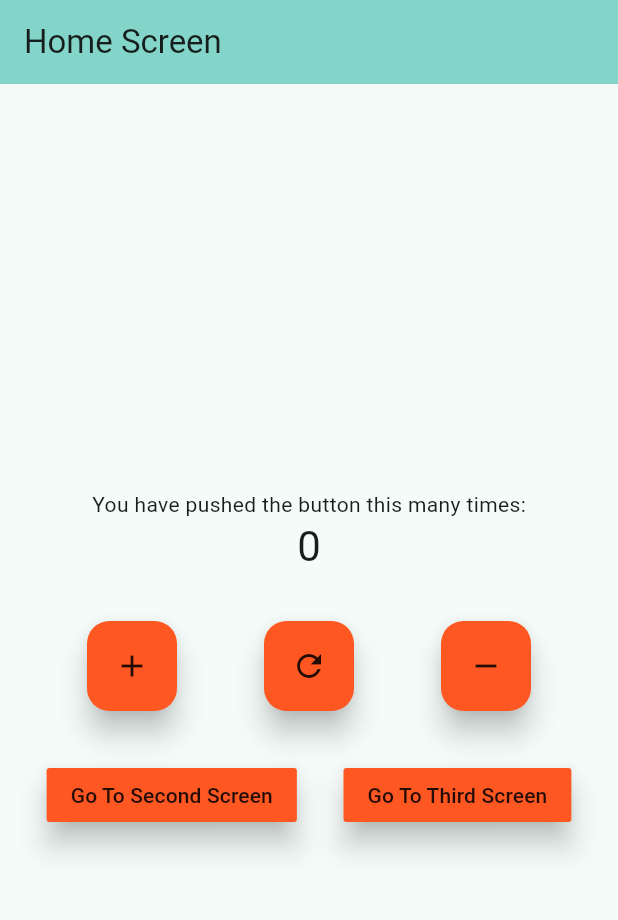
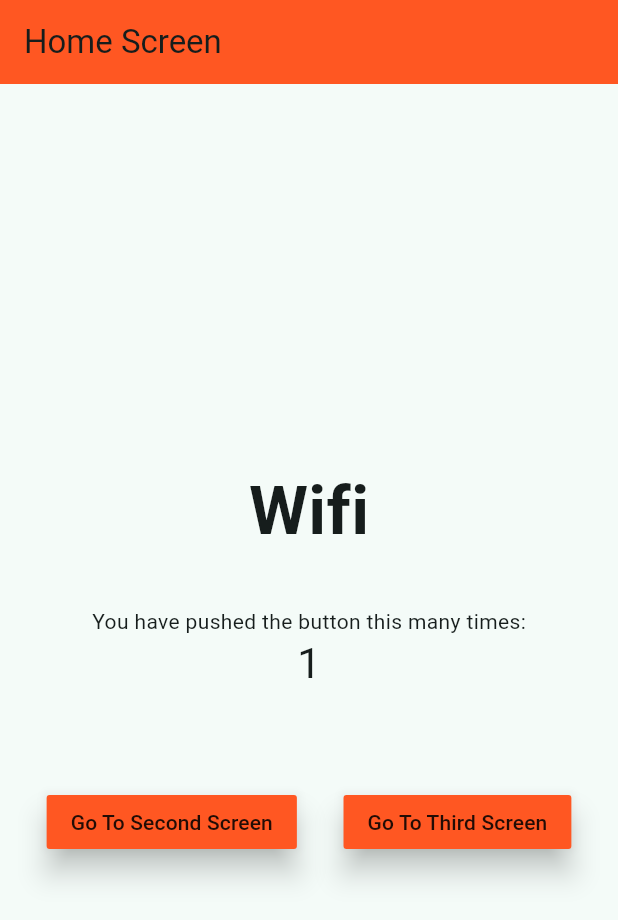
Before and after one commit to Kunjshingala/Flutter-Counter-BloC, a Flutter app: the screen it shows after launch, on a phone screen of 412 x 824 dp. Shown: the top 920 px of the screen. Run offline on Flutter 3.47's test engine with Material 3 defaults, Android fonts, the phone set to English and light mode, and no system bars; our stand-ins replace bloc, connectivity_plus, flutter_bloc.

Commit message:
Add connectivity_plus package and complete communication between bloc using streamSubscription.

```diff
--- /dev/null
+++ b/lib/constants/enum.dart
@@ -0,0 +1 @@
+enum ConnectionType { wifi, mobile, none }
--- a/lib/logic/cubit/counter_cubit.dart
+++ b/lib/logic/cubit/counter_cubit.dart
@@ -1,10 +1,37 @@
+import 'dart:async';
+
 import 'package:bloc/bloc.dart';
+
+import '../../constants/enum.dart';
+import 'internet_cubit.dart';
 
 part 'counter_state.dart';
 
 class CounterCubit extends Cubit<CounterState> {
+  final InternetCubit internetCubit;
+  late StreamSubscription internetStreamSubscription;
+
   // Constructor
-  CounterCubit() : super(CounterState(counterValue: 0));
+  CounterCubit({required this.internetCubit})
+      : super(CounterState(counterValue: 0)) {
+    monitorInternetCubit();
+  }
+
+  StreamSubscription<InternetState> monitorInternetCubit() {
+    return internetStreamSubscription = internetCubit.stream.listen(
+      (internetState) {
+        if (internetState is InternetConnected &&
+            internetState.connectionType == ConnectionType.wifi) {
+          increment();
+        } else if (internetState is InternetConnected &&
+            internetState.connectionType == ConnectionType.mobile) {
+          decrement();
+        } else if (internetState is InternetDisconnected) {
+          reset();
+        }
+      },
+    );
+  }
 
   void increment() {
     emit(CounterState(counterValue: state.counterValue + 1, incremented: 1));
@@ -18,4 +45,11 @@ class CounterCubit extends Cubit<CounterState> {
   void decrement() {
     emit(CounterState(counterValue: state.counterValue - 1, incremented: -1));
   }
+
+  @override
+  Future<void> close() {
+// TODO: implement close
+    internetStreamSubscription.cancel();
+    return super.close();
+  }
 }
--- /dev/null
+++ b/lib/logic/cubit/internet_cubit.dart
@@ -0,0 +1,44 @@
+import 'dart:async';
+
+import 'package:bloc/bloc.dart';
+import 'package:connectivity_plus/connectivity_plus.dart';
+import 'package:meta/meta.dart';
+
+import '../../constants/enum.dart';
+
+part 'internet_state.dart';
+
+class InternetCubit extends Cubit<InternetState> {
+  final Connectivity connectivity;
+  late StreamSubscription connectivityStreamSubscription;
+
+  InternetCubit({required this.connectivity}) : super(InternetLoading()) {
+    monitorInternetConnection();
+  }
+
+  StreamSubscription<ConnectivityResult> monitorInternetConnection() {
+    return connectivityStreamSubscription =
+        connectivity.onConnectivityChanged.listen(
+      (connectivityResult) {
+        if (connectivityResult == ConnectivityResult.wifi) {
+          emitInternetConnected(ConnectionType.wifi);
+        } else if (connectivityResult == ConnectivityResult.mobile) {
+          emitInternetConnected(ConnectionType.mobile);
+        } else if (connectivityResult == ConnectivityResult.none) {
+          emitInternetDisconnected();
+        }
+      },
+    );
+  }
+
+  void emitInternetConnected(ConnectionType connectionType) =>
+      emit(InternetConnected(connectionType: connectionType));
+
+  void emitInternetDisconnected() => emit(InternetDisconnected());
+
+  @override
+  Future<void> close() {
+    connectivityStreamSubscription.cancel();
+    return super.close();
+  }
+}
--- /dev/null
+++ b/lib/logic/cubit/internet_state.dart
@@ -0,0 +1,16 @@
+part of 'internet_cubit.dart';
+
+@immutable
+abstract class InternetState {}
+
+class InternetLoading extends InternetState {}
+
+class InternetConnected extends InternetState {
+  final ConnectionType connectionType;
+
+  InternetConnected({required this.connectionType});
+}
+
+class InternetDisconnected extends InternetState {
+  InternetDisconnected();
+}
--- a/lib/main.dart
+++ b/lib/main.dart
@@ -1,30 +1,46 @@
+import 'package:connectivity_plus/connectivity_plus.dart';
 import 'package:counter/logic/cubit/counter_cubit.dart';
+import 'package:counter/logic/cubit/internet_cubit.dart';
 import 'package:counter/presentation/router/app_router.dart';
 import 'package:flutter/material.dart';
 import 'package:flutter_bloc/flutter_bloc.dart';
 
 void main() {
   runApp(
-    MyApp(),
+    MyApp(
+      appRouter: AppRouter(),
+      connectivity: Connectivity(),
+    ),
   );
 }
 
 class MyApp extends StatelessWidget {
-  final AppRouter _appRouter = AppRouter();
+  final AppRouter appRouter;
+  final Connectivity connectivity;
 
-  MyApp({super.key});
+  MyApp({super.key, required this.appRouter, required this.connectivity});
 
   @override
   Widget build(BuildContext context) {
-    return BlocProvider<CounterCubit>(
-      create: (context) => CounterCubit(),
+    return MultiBlocProvider(
+      providers: [
+        BlocProvider<InternetCubit>(
+          create: (context) => InternetCubit(connectivity: connectivity),
+        ),
+        BlocProvider<CounterCubit>(
+          create: (context) => CounterCubit(
+            internetCubit: BlocProvider.of<InternetCubit>(context),
+            // OR internetCubit : context.read<InternetCubit>(),
+          ),
+        ),
+      ],
       child: MaterialApp(
         title: 'Flutter Demo',
         theme: ThemeData(
           colorScheme: ColorScheme.fromSeed(seedColor: Colors.teal),
           useMaterial3: true,
         ),
-        onGenerateRoute: _appRouter.onGenerateRoute,
+        onGenerateRoute: appRouter.onGenerateRoute,
       ),
     );
   }
--- a/lib/presentation/router/app_router.dart
+++ b/lib/presentation/router/app_router.dart
@@ -16,7 +16,7 @@ class AppRouter {
         return MaterialPageRoute(
             builder: (_) => const SecondScreen(
                   title: 'Second Screen',
-                  color: Colors.grey,
+                  color: Colors.white,
                 ));
 
       case '/third':
--- a/lib/presentation/screen/home_screen.dart
+++ b/lib/presentation/screen/home_screen.dart
@@ -1,8 +1,9 @@
+import 'package:counter/constants/enum.dart';
+import 'package:counter/logic/cubit/internet_cubit.dart';
 import 'package:flutter/material.dart';
 import 'package:flutter_bloc/flutter_bloc.dart';
 
 import '../../logic/cubit/counter_cubit.dart';
-import 'button_widget.dart';
 
 class HomeScreen extends StatefulWidget {
   const HomeScreen({super.key, required this.title, required this.color});
@@ -19,13 +20,36 @@ class _HomeScreenState extends State<HomeScreen> {
   Widget build(BuildContext context) {
     return Scaffold(
       appBar: AppBar(
-        backgroundColor: Theme.of(context).colorScheme.inversePrimary,
+        backgroundColor: widget.color,
         title: Text(widget.title),
       ),
       body: Center(
         child: Column(
           mainAxisAlignment: MainAxisAlignment.center,
           children: <Widget>[
+            BlocBuilder<InternetCubit, InternetState>(
+              builder: (context, state) {
+                if (state is InternetConnected &&
+                    state.connectionType == ConnectionType.wifi) {
+                  return const Text('Wifi',
+                      style:
+                          TextStyle(fontSize: 45, fontWeight: FontWeight.bold));
+                } else if (state is InternetConnected &&
+                    state.connectionType == ConnectionType.mobile) {
+                  return const Text('Mobile Data',
+                      style:
+                          TextStyle(fontSize: 45, fontWeight: FontWeight.bold));
+                } else if (state is InternetDisconnected) {
+                  return const Text('Disconnected',
+                      style:
+                          TextStyle(fontSize: 45, fontWeight: FontWeight.bold));
+                }
+                return const CircularProgressIndicator();
+              },
+            ),
+            const SizedBox(
+              height: 32,
+            ),
             const Text(
               'You have pushed the button this many times:',
             ),
@@ -68,36 +92,36 @@ class _HomeScreenState extends State<HomeScreen> {
               height: 32,
               width: double.infinity,
             ),
-            Row(
+            const Row(
               mainAxisAlignment: MainAxisAlignment.spaceEvenly,
               children: [
-                RoundIconButton(
-                  onPressed: () {
-                    BlocProvider.of<CounterCubit>(context).increment();
-                    // OR
-                    // context.bloc<CounterCubit>().increment();
-                  },
-                  icon: Icons.add,
-                  color: widget.color,
-                ),
-                RoundIconButton(
-                  onPressed: () {
-                    BlocProvider.of<CounterCubit>(context).reset();
-                    // OR
-                    // context.bloc<CounterCubit>().reset();
-                  },
-                  icon: Icons.refresh_sharp,
-                  color: widget.color,
-                ),
-                RoundIconButton(
-                  onPressed: () {
-                    BlocProvider.of<CounterCubit>(context).decrement();
-                    // OR
-                    // context.bloc<CounterCubit>().decrement();
-                  },
-                  icon: Icons.remove,
-                  color: widget.color,
-                ),
+                // RoundIconButton(
+                //   onPressed: () {
+                //     BlocProvider.of<CounterCubit>(context).increment();
+                //     // OR
+                //     // context.bloc<CounterCubit>().increment();
+                //   },
+                //   icon: Icons.add,
+                //   color: widget.color,
+                // ),
+                // RoundIconButton(
+                //   onPressed: () {
+                //     BlocProvider.of<CounterCubit>(context).reset();
+                //     // OR
+                //     // context.bloc<CounterCubit>().reset();
+                //   },
+                //   icon: Icons.refresh_sharp,
+                //   color: widget.color,
+                // ),
+                // RoundIconButton(
+                //   onPressed: () {
+                //     BlocProvider.of<CounterCubit>(context).decrement();
+                //     // OR
+                //     // context.bloc<CounterCubit>().decrement();
+                //   },
+                //   icon: Icons.remove,
+                //   color: widget.color,
+                // ),
               ],
             ),
             const SizedBox(
--- a/lib/presentation/screen/second_screen.dart
+++ b/lib/presentation/screen/second_screen.dart
@@ -19,7 +19,7 @@ class _SecondScreenState extends State<SecondScreen> {
   Widget build(BuildContext context) {
     return Scaffold(
       appBar: AppBar(
-        backgroundColor: Theme.of(context).colorScheme.inversePrimary,
+        backgroundColor: widget.color,
         title: Text(widget.title),
       ),
       body: Center(
--- a/lib/presentation/screen/third_screen.dart
+++ b/lib/presentation/screen/third_screen.dart
@@ -19,7 +19,7 @@ class _ThirdScreenState extends State<ThirdScreen> {
   Widget build(BuildContext context) {
     return Scaffold(
       appBar: AppBar(
-        backgroundColor: Theme.of(context).colorScheme.inversePrimary,
+        backgroundColor: widget.color,
         title: Text(widget.title),
       ),
       body: Center(
--- a/pubspec.yaml
+++ b/pubspec.yaml
@@ -36,6 +36,7 @@ dependencies:
   # Use with the CupertinoIcons class for iOS style icons.
   cupertino_icons: ^1.0.2
   flutter_bloc: any
+  connectivity_plus: any
 
 dev_dependencies:
   flutter_test:
```
Also changed, not shown: pubspec.lock, 1 other file.
